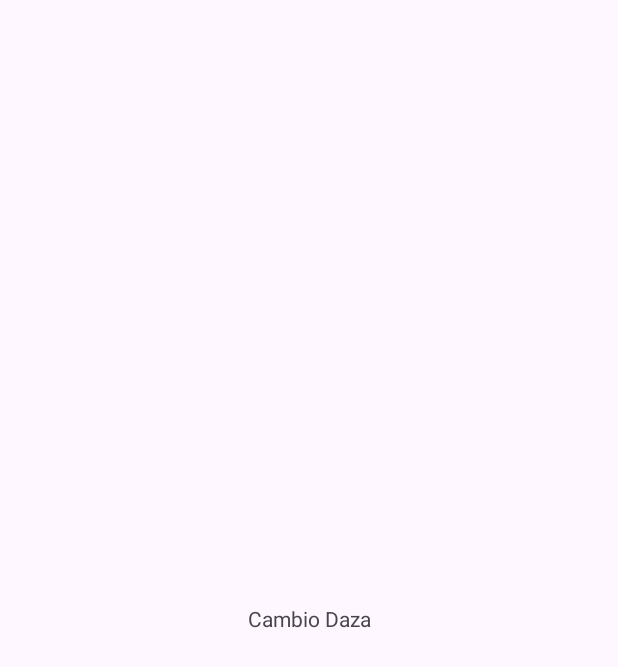
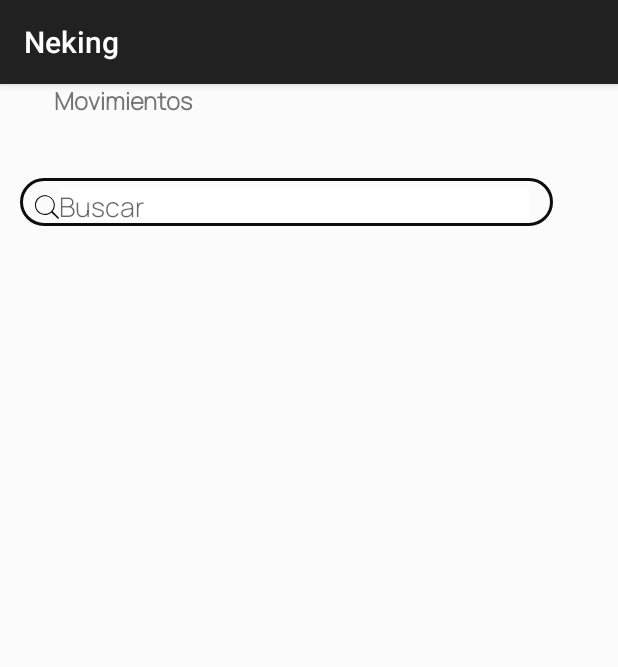
Before and after one commit to JhonmaSG/ClonNeking, an Android app: the screen it shows after launch (historial), on a phone screen of 412 x 824 dp. Before the commit the part shown is almost empty. Shown: the top 667 px of the screen. Run offline under Robolectric (Android 15) with nearby library versions, the phone set to English and light mode, and no system bars.

Commit message:
Colocacion de barra de busqueda

```diff
--- a/app/src/main/AndroidManifest.xml
+++ b/app/src/main/AndroidManifest.xml
@@ -10,8 +10,10 @@
         android:label="@string/app_name"
         android:roundIcon="@mipmap/ic_launcher_round"
         android:supportsRtl="true"
-        android:theme="@style/Theme.Neking"
+        android:theme="@style/Base.Theme.Neking"
         tools:targetApi="31">
+    <!--  android:forceDarkAllowed="false" -->
+
         <activity
             android:name=".historial"
             android:exported="true">
--- a/app/src/main/java/com/example/neking/historial.kt
+++ b/app/src/main/java/com/example/neking/historial.kt
@@ -11,10 +11,6 @@ class historial : AppCompatActivity() {
         super.onCreate(savedInstanceState)
         enableEdgeToEdge()
         setContentView(R.layout.historial)
-        ViewCompat.setOnApplyWindowInsetsListener(findViewById(R.id.main)) { v, insets ->
-            val systemBars = insets.getInsets(WindowInsetsCompat.Type.systemBars())
-            v.setPadding(systemBars.left, systemBars.top, systemBars.right, systemBars.bottom)
-            insets
+
         }
     }
-}
--- /dev/null
+++ b/app/src/main/res/color-notnight/my_light_primary.xml
@@ -0,0 +1,4 @@
+<?xml version="1.0" encoding="utf-8"?>
+<selector xmlns:android="http://schemas.android.com/apk/res/android">
+
+</selector>
--- /dev/null
+++ b/app/src/main/res/drawable/lupa_de_detective.xml
@@ -0,0 +1,10 @@
+<vector xmlns:android="http://schemas.android.com/apk/res/android"
+    android:width="512dp"
+    android:height="512dp"
+    android:viewportWidth="512"
+    android:viewportHeight="512">
+  <path
+      android:pathData="M185,5.5c-14.7,1.9 -25.3,4.3 -39.9,9.1 -31.2,10.2 -59.2,27.6 -83.1,51.4 -69.5,69.5 -81.9,175.6 -30.2,259.5 16.7,27.2 43.5,53.6 71.5,70.4 70.5,42.3 159.9,39.1 227.7,-8.2 4.7,-3.3 11,-8.2 14.1,-10.8 3.1,-2.7 6.1,-4.9 6.5,-4.9 0.5,-0 30.6,29.7 66.9,66.1 36.5,36.5 67.7,66.9 69.7,68 12.3,6.4 25.9,-3.9 23.3,-17.8 -0.6,-3.4 -8.5,-11.7 -68.8,-72l-68.1,-68.2 3.4,-4.8c21,-29.2 31.8,-52.3 38.9,-83.3 3.3,-14.7 4.5,-26.9 4.5,-47 0,-22.1 -2,-36.6 -7.9,-57 -21,-72.8 -83,-131 -156.7,-147.1 -21.9,-4.8 -50.8,-6.2 -71.8,-3.4zM237.4,27.5c41.8,6.4 77.3,24.2 106.7,53.5 29.4,29.3 47.5,64.9 54.1,106.5 1.7,10.8 1.7,43.7 -0.1,54.5 -6.4,40.2 -23.9,75.3 -52,104.3 -29,29.9 -66.3,49.1 -108.6,55.9 -11.5,1.8 -42.6,1.5 -55,-0.6 -41.7,-7 -76.2,-24.5 -104.9,-53.2 -30.2,-30.3 -48.5,-67.4 -54.2,-110.4 -1.9,-14.6 -1.4,-39.9 1,-54.3 12.6,-73.4 67,-132.9 138.8,-151.8 22.1,-5.8 52.8,-7.6 74.2,-4.4z"
+      android:fillColor="#000000"
+      android:strokeColor="#00000000"/>
+</vector>
--- /dev/null
+++ b/app/src/main/res/drawable/style_border_edit_text.xml
@@ -0,0 +1,11 @@
+<?xml version="1.0" encoding="utf-8"?>
+<shape xmlns:android="http://schemas.android.com/apk/res/android" android:shape="rectangle">
+    <stroke android:width="2sp"
+        android:color="#0D0D0D"></stroke>
+    <padding
+        android:bottom="10sp"
+        android:left="10sp"
+        android:right="10sp"
+        android:top="1sp"></padding>
+    <corners android:radius="15dp"></corners>
+</shape>
--- a/app/src/main/res/layout/historial.xml
+++ b/app/src/main/res/layout/historial.xml
@@ -2,18 +2,70 @@
 <androidx.constraintlayout.widget.ConstraintLayout xmlns:android="http://schemas.android.com/apk/res/android"
     xmlns:app="http://schemas.android.com/apk/res-auto"
     xmlns:tools="http://schemas.android.com/tools"
-    android:id="@+id/main"
     android:layout_width="match_parent"
     android:layout_height="match_parent"
+    android:background="#FBFBFB"
+    android:orientation="vertical"
+    android:padding="10dp"
     tools:context=".historial">
 
     <TextView
-        android:layout_width="wrap_content"
+        android:id="@+id/main"
+        android:layout_width="113dp"
         android:layout_height="wrap_content"
-        android:text="Cambio Daza"
+        android:layout_marginStart="26dp"
+
+        android:layout_marginTop="5dp"
+        android:layout_marginBottom="695dp"
+        android:fontFamily="@font/manrope_light"
+        android:text="Movimientos"
+        android:textSize="16sp"
+        android:textStyle="bold"
         app:layout_constraintBottom_toBottomOf="parent"
         app:layout_constraintEnd_toEndOf="parent"
+        app:layout_constraintHorizontal_bias="0.0"
         app:layout_constraintStart_toStartOf="parent"
         app:layout_constraintTop_toTopOf="parent" />
 
+    <LinearLayout
+        android:layout_width="355dp"
+        android:layout_height="32dp"
+        android:layout_marginStart="8dp"
+        android:layout_marginTop="40dp"
+        android:background="@drawable/style_border_edit_text"
+        android:orientation="horizontal"
+        android:paddingTop="1dp"
+        android:paddingBottom="4dp"
+        app:layout_constraintEnd_toEndOf="@+id/main"
+        app:layout_constraintHorizontal_bias="0.124"
+        app:layout_constraintStart_toStartOf="@+id/main"
+        app:layout_constraintTop_toBottomOf="@+id/main">
+
+        <ImageView
+            android:id="@+id/imageView"
+            android:layout_width="16dp"
+            android:layout_height="wrap_content"
+            android:layout_marginTop="5dp"
+            android:layout_marginBottom="-4dp"
+            android:src="@drawable/lupa_de_detective" />
+
+        <EditText
+            android:id="@+id/Buscar"
+            android:layout_width="314dp"
+            android:layout_height="wrap_content"
+            android:layout_marginLeft="10dp"
+            android:layout_marginTop="5dp"
+            android:layout_marginEnd="30dp"
+            android:layout_marginBottom="-4dp"
+            android:background="#FFFFFF"
+            android:fontFamily="@font/manrope_light"
+            android:hint="Buscar"
+            android:inputType="text"
+            android:paddingTop="1dp"
+            android:paddingEnd="1dp"
+            android:paddingBottom="-10dp"
+            android:singleLine="true" />
+
+    </LinearLayout>
+
 </androidx.constraintlayout.widget.ConstraintLayout>
--- a/app/src/main/res/values/themes.xml
+++ b/app/src/main/res/values/themes.xml
@@ -1,6 +1,6 @@
 <resources xmlns:tools="http://schemas.android.com/tools">
     <!-- Base application theme. -->
-    <style name="Base.Theme.Neking" parent="Theme.Material3.DayNight.NoActionBar">
+    <style name="Base.Theme.Neking" parent="Theme.AppCompat.DayNight.DarkActionBar">
         <!-- Customize your light theme here. -->
         <!-- <item name="colorPrimary">@color/my_light_primary</item> -->
     </style>
```
Also changed, not shown: app/src/main/res/font/manrope_extralight.ttf (added), app/src/main/res/font/manrope_light.ttf (added).
